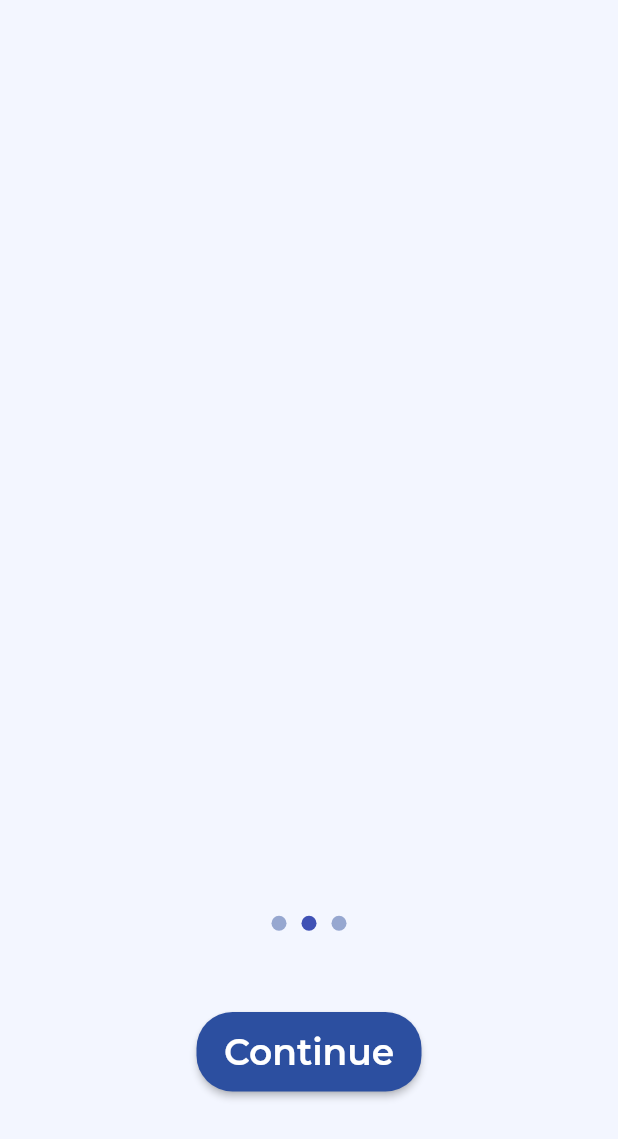
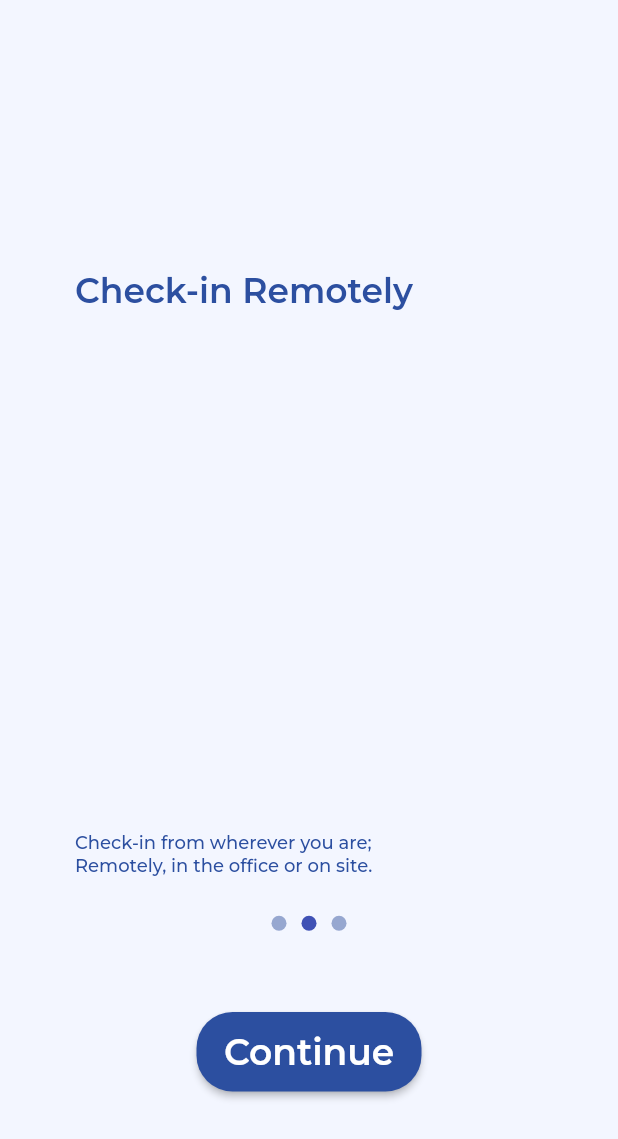
Before and after one commit to victor-onoja/BlueTick, a Flutter app: the OnBoardingScreen screen opened directly, swiped to page 2, on a phone screen of 412 x 824 dp. Shown: the top 1139 px of the screen. Run offline on Flutter 3.47's test engine with Material 2 defaults, Android fonts, the light colour scheme and no system bars; drawn by our look-alikes of smooth_page_indicator; our stand-ins replace google_fonts.

Commit message:
Onboarding done, except the images

```diff
--- a/bluetick/lib/app/module/sign_in/view/onBoarding.dart
+++ b/bluetick/lib/app/module/sign_in/view/onBoarding.dart
@@ -63,8 +63,72 @@ class _OnBoardingScreenState extends State<OnBoardingScreen> {
                     ),
                   ),
                 ),
-                Container(),
-                Container()
+                Container(
+                  child: Padding(
+                    padding:
+                        const EdgeInsets.only(top: 180, left: 50, bottom: 240),
+                    child: Stack(
+                      children: [
+                        Align(
+                            alignment: AlignmentDirectional.topStart,
+                            child: Container(
+                              child: Text(
+                                'Check-in Remotely',
+                                style: GoogleFonts.montserrat(
+                                    color: AppTheme.mainBlue,
+                                    fontSize: 23,
+                                    fontWeight: FontWeight.w600),
+                              ),
+                            )),
+                        Align(
+                          alignment: AlignmentDirectional.bottomStart,
+                          child: Container(
+                            child: Text(
+                              'Check-in from wherever you are;\nRemotely, in the office or on site.',
+                              style: GoogleFonts.montserrat(
+                                  color: AppTheme.mainBlue,
+                                  fontSize: 12,
+                                  fontWeight: FontWeight.w500),
+                            ),
+                          ),
+                        )
+                      ],
+                    ),
+                  ),
+                ),
+                Container(
+                  child: Padding(
+                    padding:
+                        const EdgeInsets.only(top: 140, left: 50, bottom: 210),
+                    child: Stack(
+                      children: [
+                        Align(
+                            alignment: AlignmentDirectional.topStart,
+                            child: Container(
+                              child: Text(
+                                'Manage Your Team &\nConnect With Co-Workers',
+                                style: GoogleFonts.montserrat(
+                                    color: AppTheme.mainBlue,
+                                    fontSize: 23,
+                                    fontWeight: FontWeight.w600),
+                              ),
+                            )),
+                        Align(
+                          alignment: AlignmentDirectional.bottomStart,
+                          child: Container(
+                            child: Text(
+                              'Manage your staff and members location\nConnect with co-workers and see those closer to you\nEnhance productivity',
+                              style: GoogleFonts.montserrat(
+                                  color: AppTheme.mainBlue,
+                                  fontSize: 12,
+                                  fontWeight: FontWeight.w500),
+                            ),
+                          ),
+                        )
+                      ],
+                    ),
+                  ),
+                )
               ],
             ),
             Container(
--- a/bluetick/lib/main.dart
+++ b/bluetick/lib/main.dart
@@ -19,7 +19,7 @@ class MyApp extends StatelessWidget {
       theme: ThemeData(
         primarySwatch: Colors.blue,
       ),
-      home: const groupChatscreen(),
+      home: const OnBoardingScreen(),
     );
   }
 }
```
